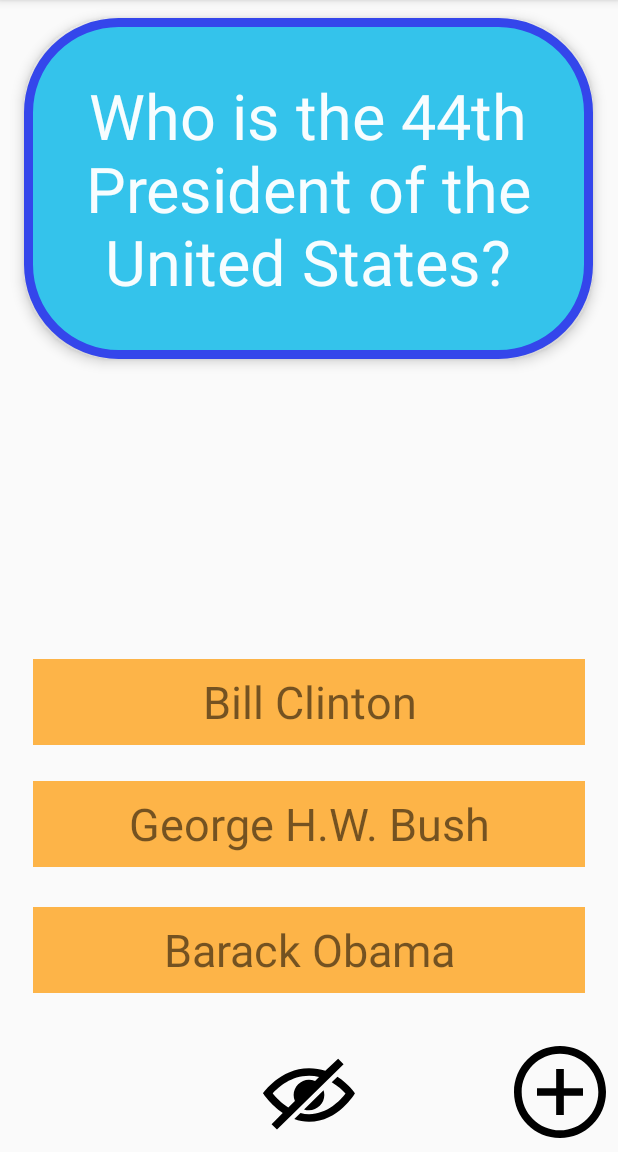
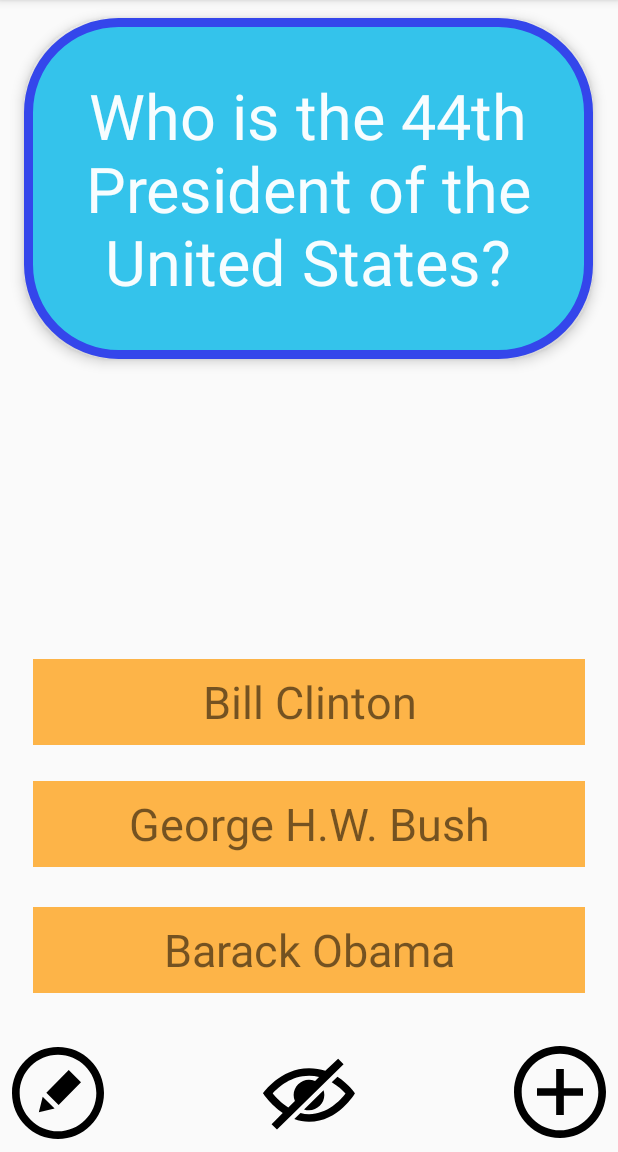
Before and after one commit to EvyEve/FlashCard_App, an Android app: the screen it shows after launch (MainActivity), on a phone screen of 412 x 824 dp, the part 84-1236 px from its top. Run offline under Robolectric (Android 15) with nearby library versions, the phone set to English and light mode, and no system bars.

Commit message:
Part 2 two completed optionals

```diff
--- a/app/src/main/res/layout/activity_main.xml
+++ b/app/src/main/res/layout/activity_main.xml
@@ -115,15 +115,15 @@
         android:contentDescription="@string/iconToggle"
         android:src="@drawable/ic_add" />
 
-<!--    <ImageView-->
-<!--        android:id="@+id/edit_Card"-->
-<!--        android:layout_width="61dp"-->
-<!--        android:layout_height="64dp"-->
-<!--        android:layout_alignParentStart="true"-->
-<!--        android:layout_alignParentBottom="true"-->
-<!--        android:layout_marginStart="8dp"-->
-<!--        android:layout_marginBottom="7dp"-->
-<!--        android:contentDescription="@string/iconToggle"-->
-<!--        android:src="@drawable/ic_edit" />-->
+    <ImageView
+        android:id="@+id/edit_Card"
+        android:layout_width="61dp"
+        android:layout_height="64dp"
+        android:layout_alignParentStart="true"
+        android:layout_alignParentBottom="true"
+        android:layout_marginStart="8dp"
+        android:layout_marginBottom="7dp"
+        android:contentDescription="@string/iconToggle"
+        android:src="@drawable/ic_edit" />
 
 </RelativeLayout>
--- a/app/src/main/res/values/colors.xml
+++ b/app/src/main/res/values/colors.xml
@@ -6,4 +6,6 @@
     <color name="red">#F44336</color>
     <color name="green">#4CAF50</color>
     <color name="orange">#B5FF9800</color>
+    <color name="black" >#000000</color>
+    <color name="white">#FFFFFF</color>
 </resources>
```
Also changed, not shown: app/src/main/java/com/example/flashcrd_app/AddCardActivity.java (+25 -0 lines), app/src/main/java/com/example/flashcrd_app/MainActivity.java (+14 -6 lines), app/src/main/res/drawable/toast.xml (added, +7 -0 lines), 3 other files.
